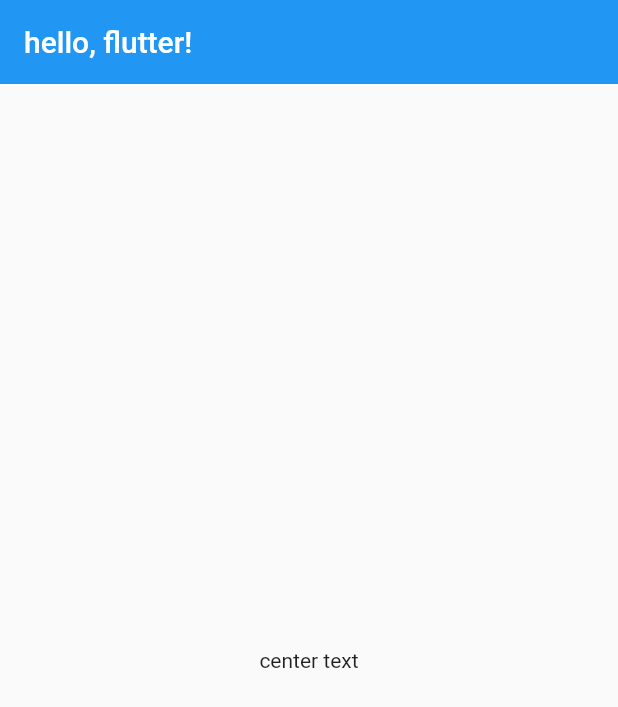
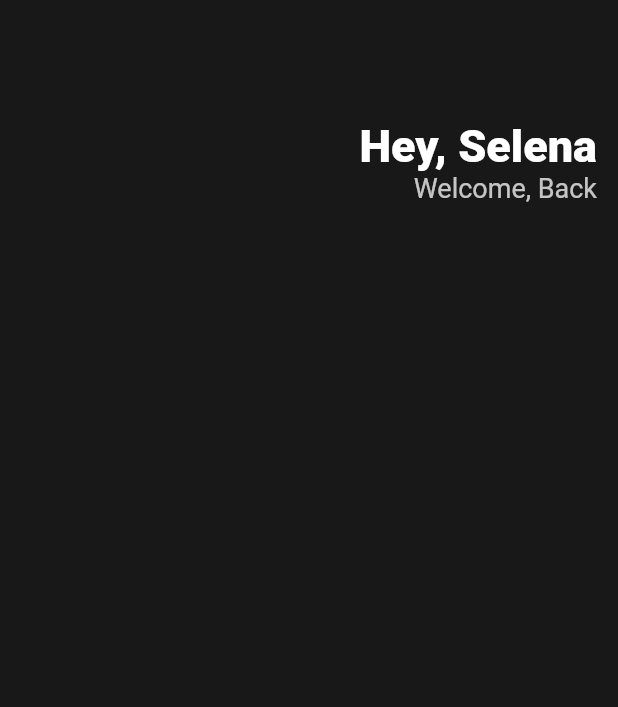
Before and after one commit to tjdrkr2580/flutter-prac, a Flutter app: the screen it shows after launch, on a phone screen of 412 x 824 dp. Shown: the top 707 px of the screen. Run offline on Flutter 3.47's test engine with Material 2 defaults, Android fonts, the phone set to English and light mode, and no system bars.

Commit message:
lecture : header 2.0

```diff
--- a/first_app/lib/main.dart
+++ b/first_app/lib/main.dart
@@ -9,13 +9,39 @@
   Widget build(BuildContext context) {
     return MaterialApp(
         home: Scaffold(
-      appBar: AppBar(
-        title: Text('hello, flutter!'),
-        elevation: 0,
-      ),
-      body: Center(
-        child: Text('center text'),
-      ),
-    ));
+            backgroundColor: Color(0xFF181818),
+            body: Padding(
+              padding: EdgeInsets.symmetric(horizontal: 14),
+              child: Column(
+                children: [
+                  Row(
+                    mainAxisAlignment: MainAxisAlignment.end,
+                    children: [
+                      Column(
+                        crossAxisAlignment: CrossAxisAlignment.end,
+                        children: [
+                          SizedBox(
+                            height: 80,
+                          ),
+                          Text(
+                            "Hey, Selena",
+                            style: TextStyle(
+                                color: Colors.white,
+                                fontSize: 30,
+                                fontWeight: FontWeight.w800),
+                          ),
+                          Text(
+                            "Welcome, Back",
+                            style: TextStyle(
+                                color: Colors.white.withOpacity(0.75),
+                                fontSize: 18),
+                          ),
+                        ],
+                      )
+                    ],
+                  )
+                ],
+              ),
+            )));
   }
 }
```
